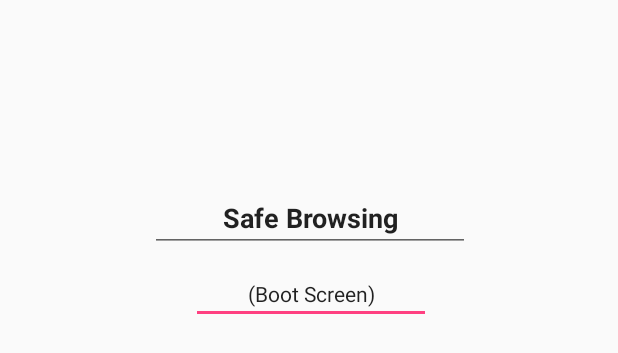
After one commit to UCY-LINC-LAB/OSNSafeBrowsing, an Android app: the layout boot_screen_form.xml on its own in the app's theme, with its tools: preview values and no code run, on a phone screen of 412 x 824 dp. The commit adds this screen. Shown: the top 353 px of the screen. Run offline under Robolectric (Android 15) with nearby library versions, the phone set to English and light mode, and no system bars.

Commit message:
-Refactor Forms -UI improvments -Login-Logout implementation
Known Bugs:
-TextBoxes must be Labels
-MyFBLib does not handle null or expired Token

```diff
--- /dev/null
+++ b/SafeBrowsing/app/src/main/res/layout/boot_screen_form.xml
@@ -0,0 +1,50 @@
+<?xml version="1.0" encoding="utf-8"?>
+<android.support.constraint.ConstraintLayout xmlns:android="http://schemas.android.com/apk/res/android"
+    xmlns:app="http://schemas.android.com/apk/res-auto"
+    xmlns:tools="http://schemas.android.com/tools"
+    android:layout_width="match_parent"
+    android:layout_height="match_parent"
+    tools:context="cy.ac.ucy.cs.safeBrowsing.MainActivity">
+
+    <EditText
+        android:id="@+id/lblBootScreen"
+        android:layout_width="wrap_content"
+        android:layout_height="wrap_content"
+        android:layout_marginBottom="8dp"
+        android:layout_marginLeft="8dp"
+        android:layout_marginRight="8dp"
+        android:layout_marginTop="8dp"
+        android:ems="10"
+        android:inputType="textPersonName"
+        android:text="(Boot Screen)"
+        android:textAlignment="center"
+        android:textAppearance="@style/TextAppearance.AppCompat"
+        app:layout_constraintBottom_toBottomOf="parent"
+        app:layout_constraintHorizontal_bias="0.506"
+        app:layout_constraintLeft_toLeftOf="parent"
+        app:layout_constraintRight_toRightOf="parent"
+        app:layout_constraintTop_toBottomOf="@+id/editText"
+        app:layout_constraintVertical_bias="0.0"
+        tools:textSize="24sp" />
+
+    <EditText
+        android:id="@+id/editText"
+        android:layout_width="wrap_content"
+        android:layout_height="wrap_content"
+        android:layout_marginBottom="8dp"
+        android:layout_marginLeft="8dp"
+        android:layout_marginRight="8dp"
+        android:layout_marginTop="8dp"
+        android:ems="10"
+        android:inputType="textPersonName"
+        android:text="Safe Browsing"
+        android:textAlignment="center"
+        android:textStyle="bold"
+        app:layout_constraintBottom_toBottomOf="parent"
+        app:layout_constraintHorizontal_bias="0.503"
+        app:layout_constraintLeft_toLeftOf="parent"
+        app:layout_constraintRight_toRightOf="parent"
+        app:layout_constraintTop_toTopOf="parent"
+        app:layout_constraintVertical_bias="0.15"
+        tools:textSize="30sp" />
+</android.support.constraint.ConstraintLayout>
```
Also changed, not shown: SafeBrowsing/app/src/main/java/cy/ac/ucy/cs/safeBrowsing/MainActivity.java (+54 -18 lines), SafeBrowsing/app/src/main/res/layout/activity_main.xml (deleted, +0 -17 lines), SafeBrowsing/app/src/main/res/layout/log_in_form.xml (added, +43 -0 lines), SafeBrowsing/app/src/main/res/layout/sample_wall.xml (deleted, +0 -24 lines), SafeBrowsing/app/src/main/res/layout/wall_form.xml (added, +99 -0 lines).
